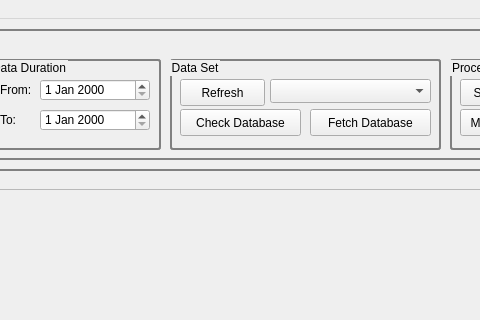
First picture: the form in VALE_DataGUI/Desktop/DataGUI/ui/mainwindow.ui, repository VibrasticLab/General_Projects, before the edit; both pictures show x 180 to 660 and y 0 to 320 of the 1099 by 800 pixel window.
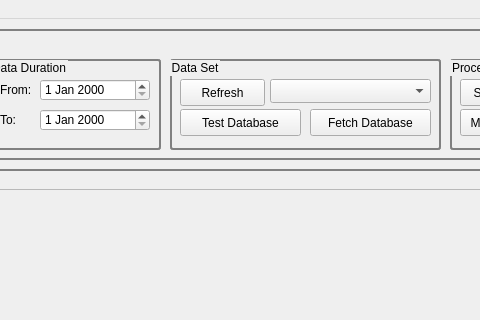
Second picture: the form after the edit. Icons and pictures are not drawn.

What changed in the file:
```diff
--- a/VALE_DataGUI/Desktop/DataGUI/ui/mainwindow.ui
+++ b/VALE_DataGUI/Desktop/DataGUI/ui/mainwindow.ui
@@ -283,7 +283,7 @@
        </rect>
       </property>
       <property name="text">
-       <string>Check Database</string>
+       <string>Test Database</string>
       </property>
      </widget>
      <widget class="QPushButton" name="btnFetchDataSet">
```
Left out of the diff: 10 changed lines with no effect on the pictures.
